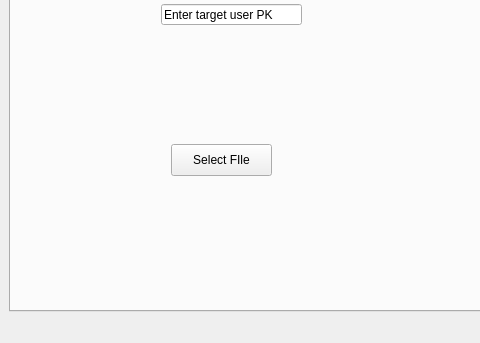
The window that fileshareqt/mainwindow.ui (Tomas-Deane/FileShare) describes before a commit, drawn with Qt 5; both pictures show x 0 to 480 and y 231 to 574 of the 1037 by 574 pixel window.
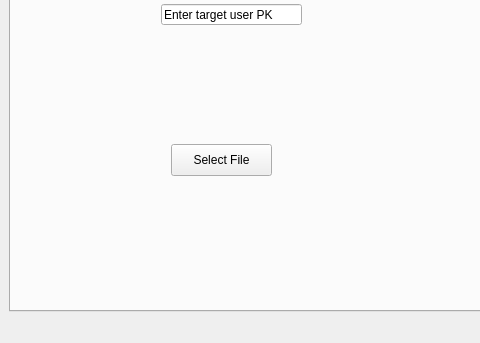
The same window after the commit. The open tabs and pages were chosen to show the change. Icons and pictures are not drawn.

```diff
--- a/fileshareqt/mainwindow.ui
+++ b/fileshareqt/mainwindow.ui
@@ -145,7 +145,7 @@
            </rect>
           </property>
           <property name="text">
-           <string>Select FIle</string>
+           <string>Select File</string>
           </property>
          </widget>
          <widget class="QPushButton" name="pushButton_4">
```
Left out of the diff: 4 changed lines with no effect on the pictures.
